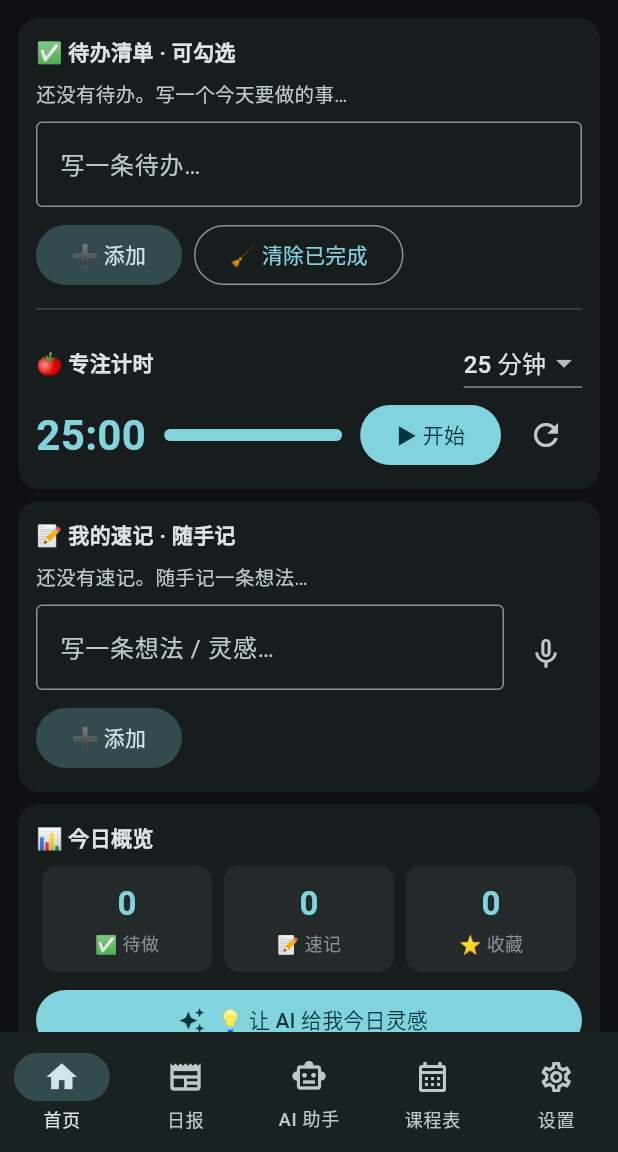
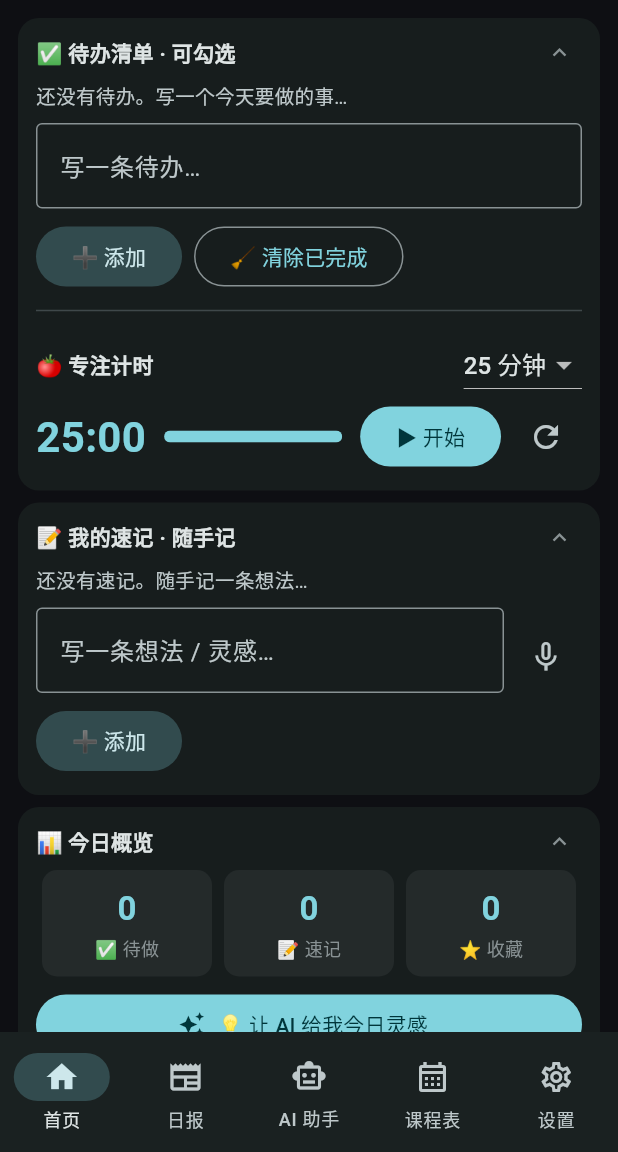
Before and after one commit to W-lik721/personal-workbench, a Flutter app: the screen it shows after launch, on a phone screen of 412 x 824 dp, the part 84-1236 px from its top. Run offline on Flutter 3.47's test engine with Material 3 defaults, Android fonts, the phone set to English and light mode, and no system bars; our stand-ins replace file_picker, flutter_local_notifications, flutter_markdown, flutter_secure_storage, shared_preferences, speech_to_text and 1 more; missing offline and left inert: charset_converter; network calls fail; project files that could hold a hidden picture were left out.

Commit message:
feat(app): 首页卡片可折叠 + 待办完成项沉底 + 日报整份复制
①首页 4 张卡（待办/速记/概览/收藏）点标题可收起展开（长页面收次要卡，箭头指示）；②待办未完成优先、完成项自动沉底（渲染用对象取原始索引，删/改/勾不错位）；③AI 日报标题行加复制按钮，整份日报（标题+各栏目条目+链接）一键复制。版本 1.2.4+7。验证：analyze 0 问题（沙箱 flutter test 环境持续抽风，真机验证）。

```diff
--- a/mobile/lib/pages/home_page.dart
+++ b/mobile/lib/pages/home_page.dart
@@ -228,6 +228,8 @@ class _HomePageState extends State<HomePage> {
     // 速记/收藏搜索过滤（关键词为空时显示全部）
     final visNotes = _noteQ.isEmpty ? _notes : _notes.where((n) => n.text.contains(_noteQ)).toList();
     final visFavs = _favQ.isEmpty ? _favs : _favs.where((f) => f.title.contains(_favQ)).toList();
+    // 待办：未完成优先、完成项自动沉底（保持各自原顺序）
+    final visTodos = [..._todos.where((t) => !t.done), ..._todos.where((t) => t.done)];
     return RefreshIndicator(
       onRefresh: () async => _reload(),
       child: ListView(
@@ -236,39 +238,43 @@ class _HomePageState extends State<HomePage> {
           // ---- 待办 + 番茄钟 ----
           _card(
             title: '✅ 待办清单 · 可勾选',
+            foldKey: 'todo',
             child: Column(crossAxisAlignment: CrossAxisAlignment.start, children: [
               if (_todos.isNotEmpty)
                 Padding(
                   padding: const EdgeInsets.only(bottom: 6),
                   child: Text('$doneCount/${_todos.length} 已完成', style: TextStyle(fontSize: 12, color: c.outline)),
                 ),
-              ..._todos.asMap().entries.map((e) => Dismissible(
-                    key: ObjectKey(e.value),
+              ...visTodos.map((t) {
+                final i = _todos.indexOf(t); // 排序后取原始索引，保证删/改/勾选正确
+                return Dismissible(
+                  key: ObjectKey(t),
                   direction: DismissDirection.endToStart,
                   background: _swipeBg(c),
-                    onDismissed: (_) => _delTodo(e.key),
+                  onDismissed: (_) => _delTodo(i),
                   child: ListTile(
                     dense: true,
                     contentPadding: EdgeInsets.zero,
-                      leading: Checkbox(value: e.value.done, onChanged: (_) => _toggleTodo(e.key)),
+                    leading: Checkbox(value: t.done, onChanged: (_) => _toggleTodo(i)),
                     title: GestureDetector(
-                        onTap: () => _editTodo(e.key),
-                        child: Text(e.value.text, style: TextStyle(decoration: e.value.done ? TextDecoration.lineThrough : null, color: e.value.done ? c.outline : null)),
+                      onTap: () => _editTodo(i),
+                      child: Text(t.text, style: TextStyle(decoration: t.done ? TextDecoration.lineThrough : null, color: t.done ? c.outline : null)),
                     ),
-                      subtitle: e.value.remindAt != null
-                          ? Text('🔔 ${_fmtRemind(e.value.remindAt!)}', style: TextStyle(fontSize: 11, color: c.primary))
+                    subtitle: t.remindAt != null
+                        ? Text('🔔 ${_fmtRemind(t.remindAt!)}', style: TextStyle(fontSize: 11, color: c.primary))
                         : null,
                     trailing: Row(mainAxisSize: MainAxisSize.min, children: [
                       IconButton(
                         tooltip: '提醒',
-                          icon: Icon(Icons.alarm_add, size: 20, color: e.value.remindAt != null ? c.primary : c.outline),
-                          onPressed: () => _setRemind(e.key),
+                        icon: Icon(Icons.alarm_add, size: 20, color: t.remindAt != null ? c.primary : c.outline),
+                        onPressed: () => _setRemind(i),
                       ),
                       const SizedBox(width: 2),
-                        IconButton(icon: const Icon(Icons.edit_outlined, size: 20), onPressed: () => _editTodo(e.key)),
+                      IconButton(icon: const Icon(Icons.edit_outlined, size: 20), onPressed: () => _editTodo(i)),
                     ]),
                   ),
-                  )),
+                );
+              }),
               if (_todos.isEmpty) Padding(padding: const EdgeInsets.only(bottom: 8), child: Text('还没有待办。写一个今天要做的事…', style: TextStyle(color: c.onSurfaceVariant, fontSize: 13))),
               TextField(
                 controller: _todoCtrl,
@@ -320,6 +326,7 @@ class _HomePageState extends State<HomePage> {
           // ---- 速记 ----
           _card(
             title: '📝 我的速记 · 随手记',
+            foldKey: 'note',
             child: Column(crossAxisAlignment: CrossAxisAlignment.start, children: [
               if (_notes.length > 3) ...[
                 TextField(
@@ -377,6 +384,7 @@ class _HomePageState extends State<HomePage> {
           // ---- 今日概览（替换原"常用入口"） ----
           _card(
             title: '📊 今日概览',
+            foldKey: 'overview',
             child: Column(crossAxisAlignment: CrossAxisAlignment.start, children: [
               Row(children: [
                 _stat(c, '✅', '待做', _todos.where((t) => !t.done).length),
@@ -398,6 +406,7 @@ class _HomePageState extends State<HomePage> {
           // ---- 收藏 ----
           _card(
             title: '⭐ 我的收藏 · 稍后读',
+            foldKey: 'fav',
             child: Column(crossAxisAlignment: CrossAxisAlignment.start, children: [
               if (_favs.length > 3) ...[
                 TextField(
@@ -654,14 +663,36 @@ class _HomePageState extends State<HomePage> {
     return '${d.month}-${d.day}';
   }
 
-  Widget _card({required String title, required Widget child}) {
+  // 折叠状态：foldKey 存在即可点标题收起（长页面可收次要卡片）
+  final Set<String> _folded = {};
+
+  Widget _card({required String title, required Widget child, String? foldKey}) {
+    final folded = foldKey != null && _folded.contains(foldKey);
     return Card(
       margin: EdgeInsets.zero,
-      child: Padding(padding: const EdgeInsets.all(12), child: Column(crossAxisAlignment: CrossAxisAlignment.start, children: [
-        Text(title, style: const TextStyle(fontSize: 14, fontWeight: FontWeight.w600)),
+      child: Padding(
+        padding: const EdgeInsets.all(12),
+        child: Column(crossAxisAlignment: CrossAxisAlignment.start, children: [
+          Row(children: [
+            Expanded(child: Text(title, style: const TextStyle(fontSize: 14, fontWeight: FontWeight.w600))),
+            if (foldKey != null)
+              InkWell(
+                borderRadius: BorderRadius.circular(6),
+                onTap: () => setState(() {
+                  folded ? _folded.remove(foldKey) : _folded.add(foldKey);
+                }),
+                child: Padding(
+                  padding: const EdgeInsets.symmetric(horizontal: 6, vertical: 2),
+                  child: Icon(folded ? Icons.expand_more : Icons.expand_less, size: 18, color: Theme.of(context).colorScheme.outline),
+                ),
+              ),
+          ]),
+          if (!folded) ...[
             const SizedBox(height: 8),
             child,
-      ])),
+          ],
+        ]),
+      ),
     );
   }
 }
--- a/mobile/lib/services/core.dart
+++ b/mobile/lib/services/core.dart
@@ -12,7 +12,7 @@ void Function(String text)? aiFillGlobal;
 void Function()? aiClearGlobal;
 
 // App 版本号：与 pubspec.yaml 的 version 字段保持同步（设置页"关于"展示用）
-const String appVersion = '1.2.3+6';
+const String appVersion = '1.2.4+7';
 
 // ---------- 模型 ----------
 class Todo {
--- a/mobile/pubspec.yaml
+++ b/mobile/pubspec.yaml
@@ -1,7 +1,7 @@
 name: lite_workbench
 description: 轻量工作台 - 通用版个人工作台 App（AI日报/每日新闻/AI助手/待办/速记/收藏/课程表）
 publish_to: 'none'
-version: 1.2.3+6
+version: 1.2.4+7
 
 environment:
   sdk: '>=3.0.0 <4.0.0'
```
Also changed, not shown: mobile/lib/pages/news_page.dart (+25 -1 lines). Lines whose indentation alone changed are shown as unchanged.
